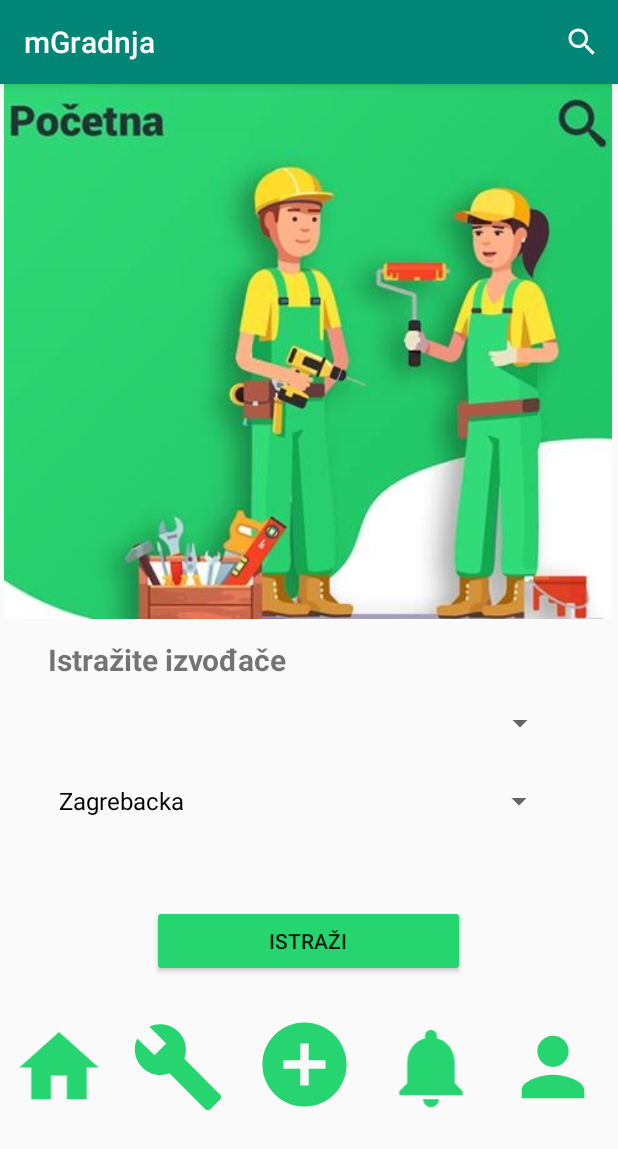
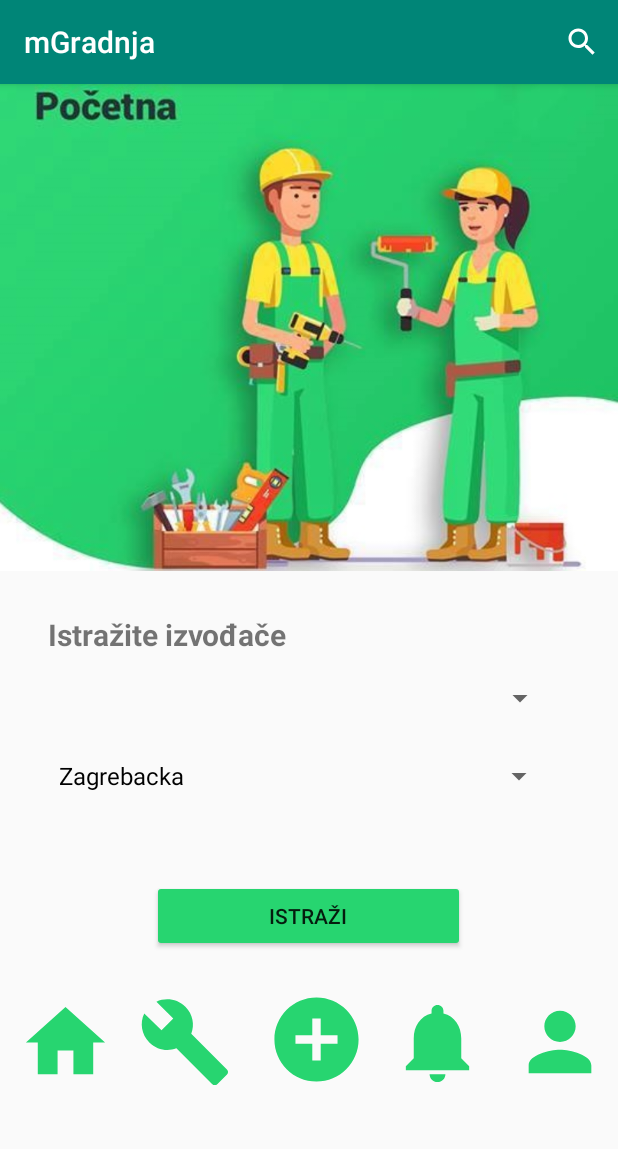
Before and after one commit to AIR-FOI-HR/AIR1923, an Android app: the GlavniIzbornikKorisnik screen opened directly, with no data from a screen before it, on a phone screen of 412 x 824 dp. Shown: the top 1149 px of the screen. Run offline under Robolectric (Android 15) with nearby library versions, the phone set to English and light mode, and no system bars; 3 statements that could not run were skipped.

Commit message:
Ispravak greške kod filtriranja i promjena pozadine Prilikom filtriranja postojala je greška gdje se korisniku ne bi vratili svi obrtnici iz željene kategorije. Također, promijenjena je pozadinska slika na glavnom izborniku korisnika kako bi iskustvo bilo kvalitetnije.

```diff
--- a/mGradnja/app/src/main/res/layout/activity_glavni_izbornik_korisnik.xml
+++ b/mGradnja/app/src/main/res/layout/activity_glavni_izbornik_korisnik.xml
@@ -40,6 +40,7 @@
                 android:layout_marginTop="21dp"
                 android:layout_marginEnd="164dp"
                 android:padding="3dp"
+                android:scaleType="fitEnd"
                 app:srcCompat="@drawable/ic_add_circle_24dp" />
 
             <ImageView
@@ -53,6 +54,7 @@
                 android:layout_marginTop="25dp"
                 android:layout_marginEnd="85dp"
                 android:padding="3dp"
+                android:scaleType="fitEnd"
                 app:srcCompat="@drawable/ic_notifications_24dp" />
 
             <ImageView
@@ -66,6 +68,7 @@
                 android:layout_marginTop="25dp"
                 android:layout_marginEnd="4dp"
                 android:padding="3dp"
+                android:scaleType="fitEnd"
                 app:srcCompat="@drawable/ic_person_24dp" />
 
             <ImageView
@@ -79,6 +82,7 @@
                 android:layout_marginTop="25dp"
                 android:layout_marginEnd="254dp"
                 android:padding="3dp"
+                android:scaleType="fitEnd"
                 app:srcCompat="@drawable/ic_wrench_24dp" />
 
                 <Button
@@ -119,6 +123,7 @@
                 android:layout_marginTop="25dp"
                 android:layout_marginEnd="333dp"
                 android:padding="3dp"
+                android:scaleType="fitEnd"
                 app:srcCompat="@drawable/ic_home_24dp" />
 
             <Spinner
@@ -147,16 +152,16 @@
 
                 <ImageView
                     android:id="@+id/imgPozadina"
-                    android:layout_width="409dp"
-                    android:layout_height="372dp"
+                    android:layout_width="412dp"
+                    android:layout_height="379dp"
                     android:layout_alignParentStart="true"
                     android:layout_alignParentTop="true"
                     android:layout_alignParentEnd="true"
-                    android:layout_marginStart="0dp"
-                    android:layout_marginTop="-15dp"
-                    android:layout_marginEnd="1dp"
+                    android:layout_marginStart="-1dp"
+                    android:layout_marginTop="-39dp"
+                    android:layout_marginEnd="0dp"
                     android:clickable="true"
-                    app:srcCompat="@drawable/glavni_izbornik_korisnik" />
+                    app:srcCompat="@drawable/izbornik_korisnik" />
 
             </RelativeLayout>
     </TableLayout>
--- a/mGradnja/app/src/main/res/layout/activity_istrazi_izvodjace.xml
+++ b/mGradnja/app/src/main/res/layout/activity_istrazi_izvodjace.xml
@@ -7,9 +7,11 @@
     tools:context=".IstraziIzvodjaceActivity">
 
     <ListView
+        android:id="@+id/lstIzvodjaci"
         android:layout_width="wrap_content"
         android:layout_height="wrap_content"
-        android:id="@+id/lstIzvodjaci">
+        android:clickable="true">
+
     </ListView>
 
 </RelativeLayout>
```
Also changed, not shown: mGradnja/app/src/main/java/com/mgradnja/IstraziIzvodjaceActivity.java (+28 -10 lines), mGradnja/app/src/main/res/drawable/glavni_izbornik_korisnik.png (deleted), mGradnja/app/src/main/res/drawable/izbornik_korisnik.jpg (added), 240 other files.
